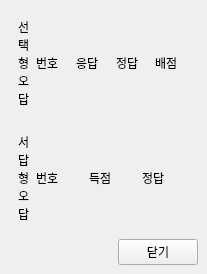
Above: UI/GradeInfo.ui from yuj09161/grademanage before the change. Below: the same form after it.
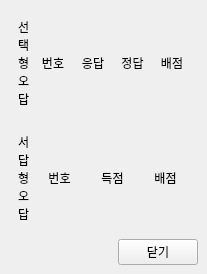
That is the form after the change.

Diff of the .ui file:
```diff
--- a/UI/GradeInfo.ui
+++ b/UI/GradeInfo.ui
@@ -36,6 +36,9 @@
          <property name="text">
           <string>득점</string>
          </property>
+         <property name="alignment">
+          <set>Qt::AlignCenter</set>
+         </property>
         </widget>
        </item>
        <item row="0" column="1">
@@ -43,12 +46,18 @@
          <property name="text">
           <string>번호</string>
          </property>
+         <property name="alignment">
+          <set>Qt::AlignCenter</set>
+         </property>
         </widget>
        </item>
        <item row="0" column="3">
         <widget class="QLabel" name="label_9">
          <property name="text">
-          <string>정답</string>
+          <string>배점</string>
+         </property>
+         <property name="alignment">
+          <set>Qt::AlignCenter</set>
          </property>
         </widget>
        </item>
@@ -80,6 +89,9 @@
          <property name="text">
           <string>번호</string>
          </property>
+         <property name="alignment">
+          <set>Qt::AlignCenter</set>
+         </property>
         </widget>
        </item>
        <item row="0" column="2">
@@ -87,6 +99,9 @@
          <property name="text">
           <string>응답</string>
          </property>
+         <property name="alignment">
+          <set>Qt::AlignCenter</set>
+         </property>
         </widget>
        </item>
        <item row="0" column="3">
@@ -94,6 +109,9 @@
          <property name="text">
           <string>정답</string>
          </property>
+         <property name="alignment">
+          <set>Qt::AlignCenter</set>
+         </property>
         </widget>
        </item>
        <item row="0" column="4">
@@ -101,6 +119,9 @@
          <property name="text">
           <string>배점</string>
          </property>
+         <property name="alignment">
+          <set>Qt::AlignCenter</set>
+         </property>
         </widget>
        </item>
        <item row="0" column="0">
```
Left out of the diff: 48 changed lines with no effect on the pictures.
